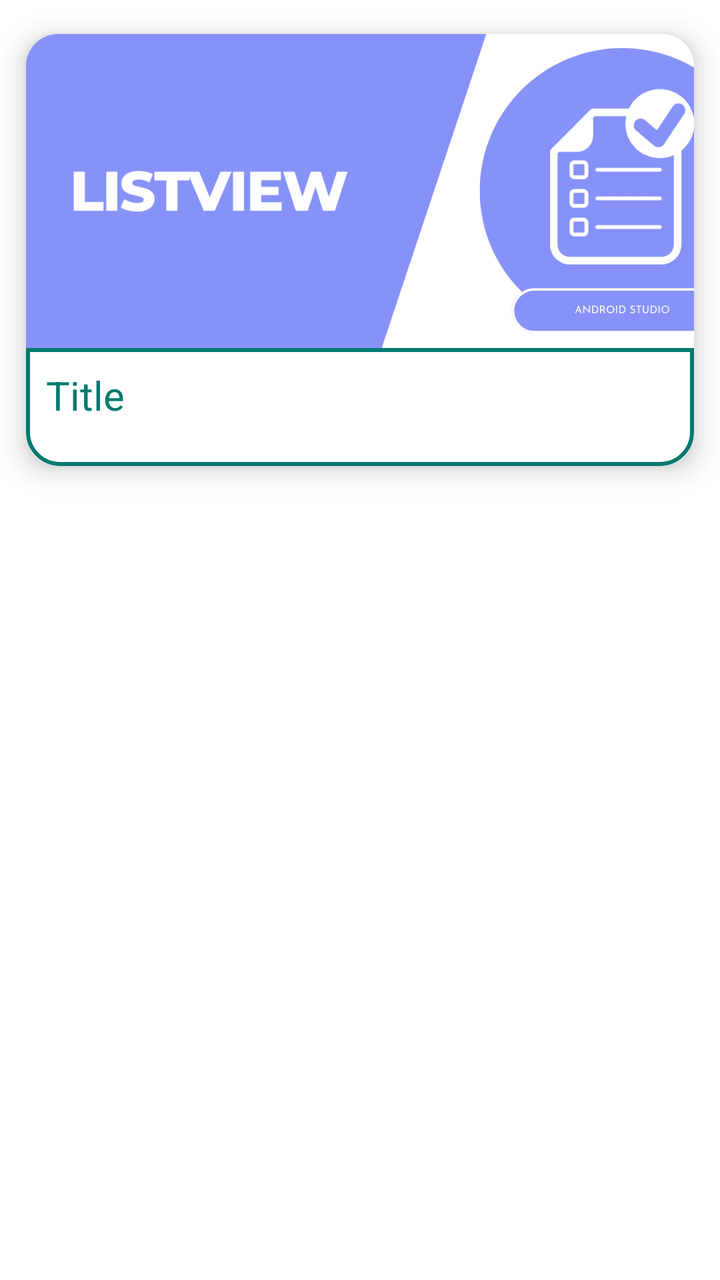
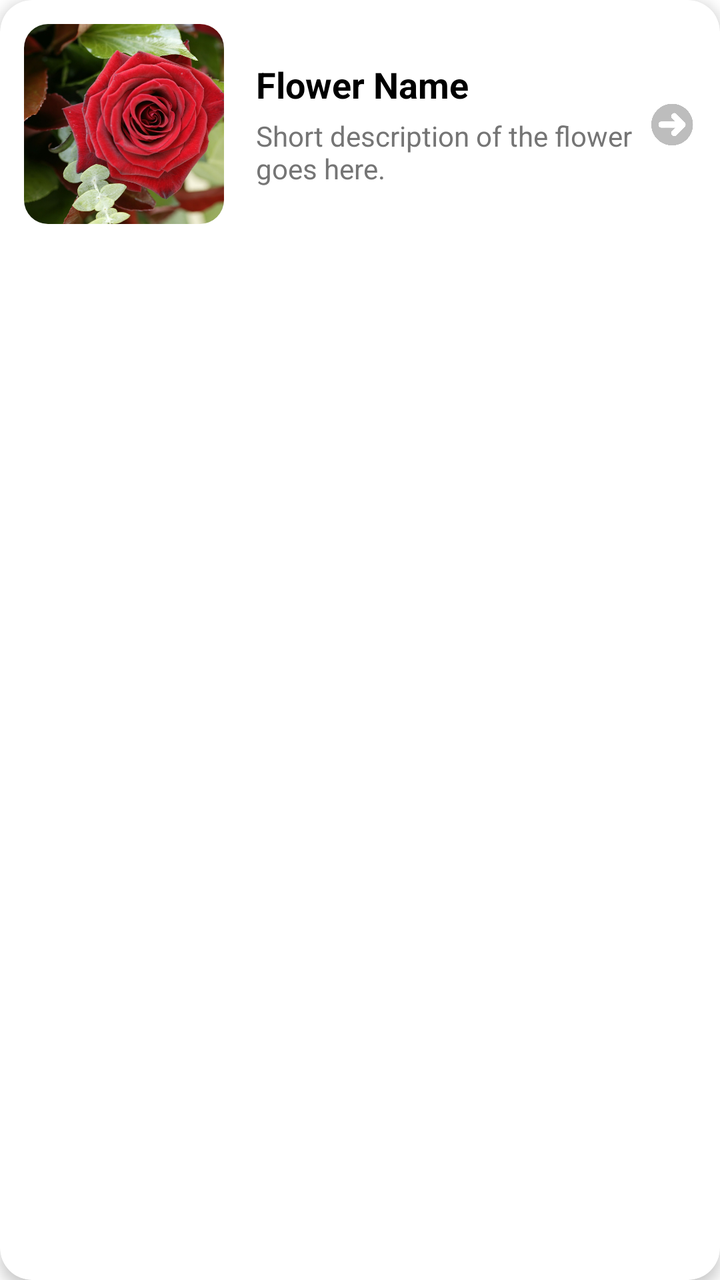

Before-and-after screenshots of an Android layout around one commit, followed by the original layout XML and the change that was made.
<!-- AndroidManifest.xml: application theme Theme.MaterialComponents.Light.NoActionBar -->
<!-- res/layout/recycler_item.xml -->
<?xml version="1.0" encoding="utf-8"?>
<LinearLayout
    xmlns:android="http://schemas.android.com/apk/res/android"
    android:layout_width="match_parent"
    android:layout_height="wrap_content"
    android:orientation="vertical"
    xmlns:app="http://schemas.android.com/apk/res-auto">
    <androidx.cardview.widget.CardView
        android:layout_width="wrap_content"
        android:layout_height="250dp"
        android:id="@+id/recCard"
        app:cardElevation="8dp"
        app:cardCornerRadius="16dp"
        app:cardUseCompatPadding="true">
        <LinearLayout
            android:layout_width="wrap_content"
            android:layout_height="match_parent"
            android:orientation="vertical"
            android:weightSum="5.5">
            <ImageView
                android:layout_width="390dp"
                android:layout_height="0dp"
                android:id="@+id/recImage"
                android:layout_weight="4"
                android:scaleType="centerCrop"
                android:src="@drawable/list_detail"/>
            <LinearLayout
                android:layout_width="match_parent"
                android:layout_height="0dp"
                android:weightSum="2"
                android:layout_weight="1.5"
                android:background="@drawable/cardborder">
                <LinearLayout
                    android:layout_width="0dp"
                    android:layout_height="match_parent"
                    android:layout_weight="1.3"
                    android:padding="10dp"
                    android:orientation="horizontal">
                    <TextView
                        android:layout_width="match_parent"
                        android:layout_height="wrap_content"
                        android:text="Title"
                        android:textSize="20sp"
                        android:maxLines="1"
                        android:textColor="@color/btn"
                        android:id="@+id/recTitle"/>
                    <TextView
                        android:layout_width="match_parent"
                        android:layout_height="wrap_content"
                        android:text="Desc"
                        android:textSize="18sp"
                        android:id="@+id/recDesc"
                        android:maxLines="0"/>
                </LinearLayout>

            </LinearLayout>
        </LinearLayout>
    </androidx.cardview.widget.CardView>
</LinearLayout>
<!-- resources referenced by this layout -->
<resources>
  <color name="btn">#01796F</color>
  <!-- drawable cardborder (drawable) -->
  <?xml version="1.0" encoding="utf-8"?>
  <shape xmlns:android="http://schemas.android.com/apk/res/android" android:shape="rectangle">
      <corners
          android:bottomLeftRadius="16dp"
          android:bottomRightRadius="16dp"
          />
      <stroke
          android:color="@color/btn"
          android:width="2dp"
          />
  
  </shape>
  <!-- drawable list_detail: png bitmap (drawable, 35609 bytes) -->
</resources>

<!-- the commit's change to res/layout/recycler_item.xml (unified diff, before → after) -->
@@ -1,59 +1,72 @@
 <?xml version="1.0" encoding="utf-8"?>
-<LinearLayout
-    xmlns:android="http://schemas.android.com/apk/res/android"
+<androidx.cardview.widget.CardView xmlns:android="http://schemas.android.com/apk/res/android"
+    xmlns:app="http://schemas.android.com/apk/res-auto"
+    android:id="@+id/recCard"
     android:layout_width="match_parent"
     android:layout_height="wrap_content"
-    android:orientation="vertical"
-    xmlns:app="http://schemas.android.com/apk/res-auto">
-    <androidx.cardview.widget.CardView
-        android:layout_width="wrap_content"
-        android:layout_height="250dp"
-        android:id="@+id/recCard"
-        app:cardElevation="8dp"
-        app:cardCornerRadius="16dp"
-        app:cardUseCompatPadding="true">
+    android:layout_marginStart="16dp"
+    android:layout_marginTop="8dp"
+    android:layout_marginEnd="16dp"
+    android:layout_marginBottom="8dp"
+    app:cardCornerRadius="16dp"
+    app:cardElevation="4dp">
+
+    <LinearLayout
+        android:layout_width="match_parent"
+        android:layout_height="wrap_content"
+        android:orientation="horizontal"
+        android:padding="12dp">
+
+        <androidx.cardview.widget.CardView
+            android:layout_width="100dp"
+            android:layout_height="100dp"
+            app:cardCornerRadius="12dp"
+            app:cardElevation="0dp">
+
+            <ImageView
+                android:id="@+id/recImage"
+                android:layout_width="match_parent"
+                android:layout_height="match_parent"
+                android:scaleType="centerCrop"
+                android:src="@drawable/rose" />
+        </androidx.cardview.widget.CardView>
+
         <LinearLayout
-            android:layout_width="wrap_content"
+            android:layout_width="0dp"
             android:layout_height="match_parent"
-            android:orientation="vertical"
-            android:weightSum="5.5">
-            <ImageView
-                android:layout_width="390dp"
-                android:layout_height="0dp"
-                android:id="@+id/recImage"
-                android:layout_weight="4"
-                android:scaleType="centerCrop"
-                android:src="@drawable/list_detail"/>
-            <LinearLayout
-                android:layout_width="match_parent"
-                android:layout_height="0dp"
-                android:weightSum="2"
-                android:layout_weight="1.5"
-                android:background="@drawable/cardborder">
-                <LinearLayout
-                    android:layout_width="0dp"
-                    android:layout_height="match_parent"
-                    android:layout_weight="1.3"
-                    android:padding="10dp"
-                    android:orientation="horizontal">
-                    <TextView
-                        android:layout_width="match_parent"
-                        android:layout_height="wrap_content"
-                        android:text="Title"
-                        android:textSize="20sp"
-                        android:maxLines="1"
-                        android:textColor="@color/btn"
-                        android:id="@+id/recTitle"/>
-                    <TextView
-                        android:layout_width="match_parent"
-                        android:layout_height="wrap_content"
-                        android:text="Desc"
-                        android:textSize="18sp"
-                        android:id="@+id/recDesc"
-                        android:maxLines="0"/>
-                </LinearLayout>
+            android:layout_marginStart="16dp"
+            android:layout_weight="1"
+            android:gravity="center_vertical"
+            android:orientation="vertical">
 
-            </LinearLayout>
+            <TextView
+                android:id="@+id/recTitle"
+                android:layout_width="wrap_content"
+                android:layout_height="wrap_content"
+                android:text="Flower Name"
+                android:textColor="@color/black"
+                android:textSize="18sp"
+                android:textStyle="bold" />
+
+            <TextView
+                android:id="@+id/recDesc"
+                android:layout_width="wrap_content"
+                android:layout_height="wrap_content"
+                android:layout_marginTop="4dp"
+                android:ellipsize="end"
+                android:maxLines="2"
+                android:text="Short description of the flower goes here."
+                android:textColor="#757575"
+                android:textSize="14sp" />
         </LinearLayout>
-    </androidx.cardview.widget.CardView>
-</LinearLayout>
+
+        <ImageView
+            android:layout_width="24dp"
+            android:layout_height="24dp"
+            android:layout_gravity="center_vertical"
+            android:src="@drawable/backbtn"
+            android:rotation="180"
+            app:tint="#BDBDBD" />
+
+    </LinearLayout>
+</androidx.cardview.widget.CardView>
<!-- resource entries referenced after the edit -->
@@ -1,19 +1,7 @@
 <!-- resources referenced by this layout -->
 <resources>
-  <color name="btn">#01796F</color>
-  <!-- drawable cardborder (drawable) -->
-  <?xml version="1.0" encoding="utf-8"?>
-  <shape xmlns:android="http://schemas.android.com/apk/res/android" android:shape="rectangle">
-      <corners
-          android:bottomLeftRadius="16dp"
-          android:bottomRightRadius="16dp"
-          />
-      <stroke
-          android:color="@color/btn"
-          android:width="2dp"
-          />
-  
-  </shape>
-  <!-- drawable list_detail: png bitmap (drawable, 35609 bytes) -->
+  <color name="black">#FF000000</color>
+  <!-- drawable backbtn: png bitmap (drawable, 147848 bytes) -->
+  <!-- drawable rose: jpg bitmap (drawable, 166858 bytes) -->
 </resources>
 
